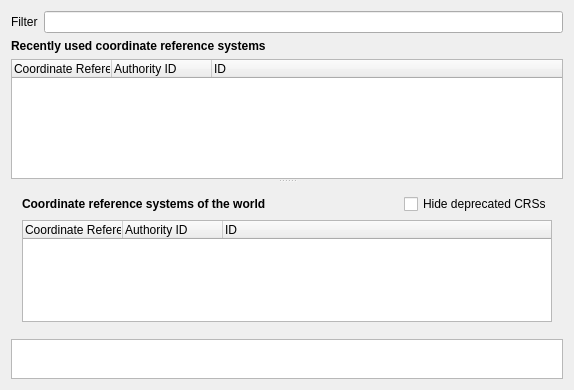
This is src/ui/qgsprojectionselectorbase.ui in qgis/QGIS as Qt 5 draws it before an edit. The edited form follows.
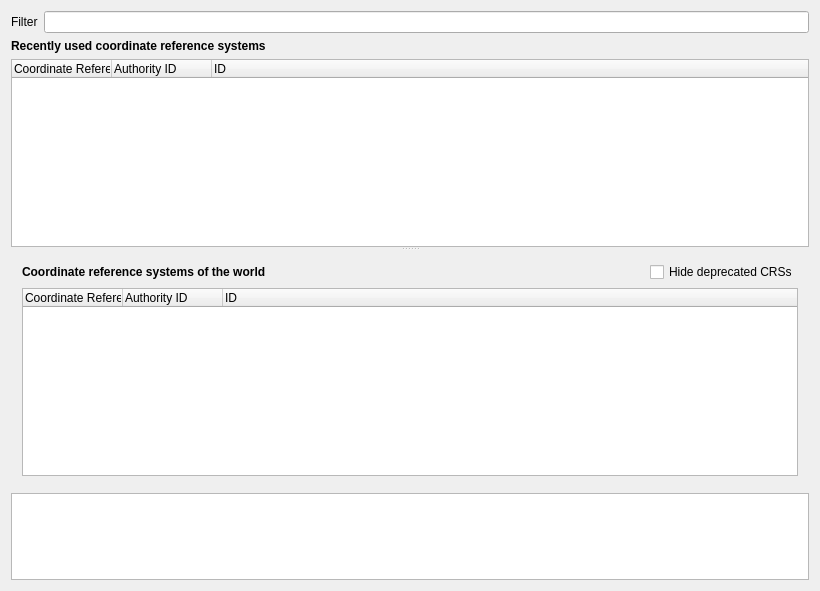
This is the edited form. Icons and pictures are not drawn. Custom widgets are drawn as their Qt base class.

Diff of the .ui file:
```diff
--- a/src/ui/qgsprojectionselectorbase.ui
+++ b/src/ui/qgsprojectionselectorbase.ui
@@ -6,8 +6,8 @@
    <rect>
     <x>0</x>
     <y>0</y>
-    <width>574</width>
-    <height>390</height>
+    <width>820</width>
+    <height>591</height>
    </rect>
   </property>
   <property name="sizePolicy">
```
